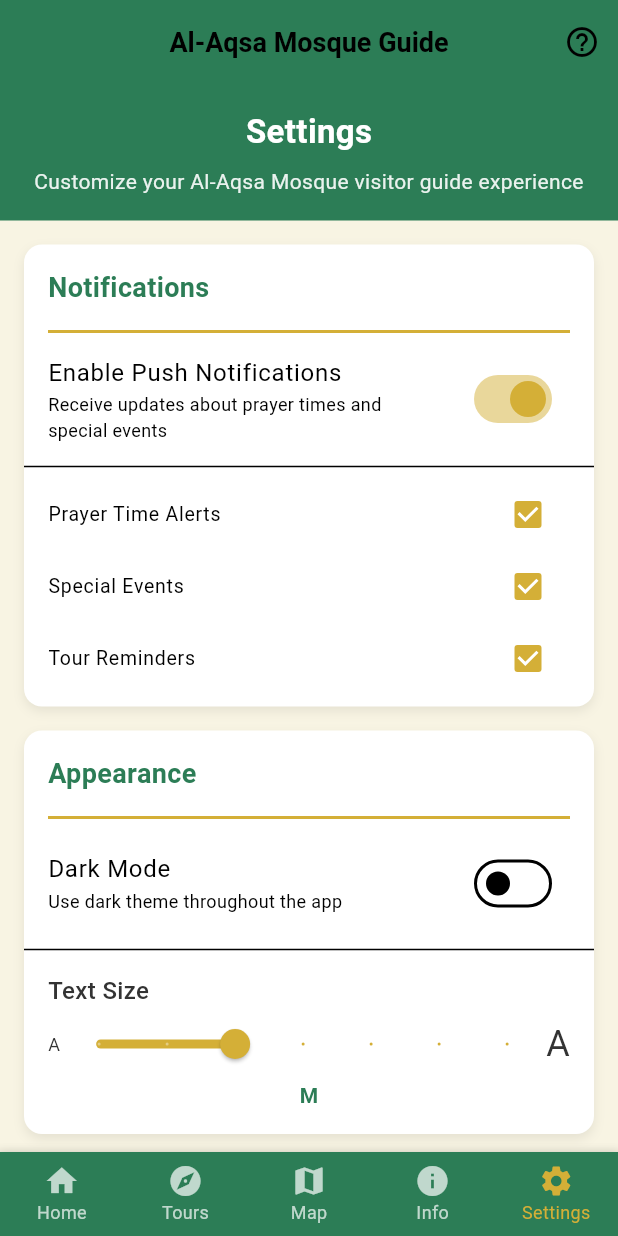
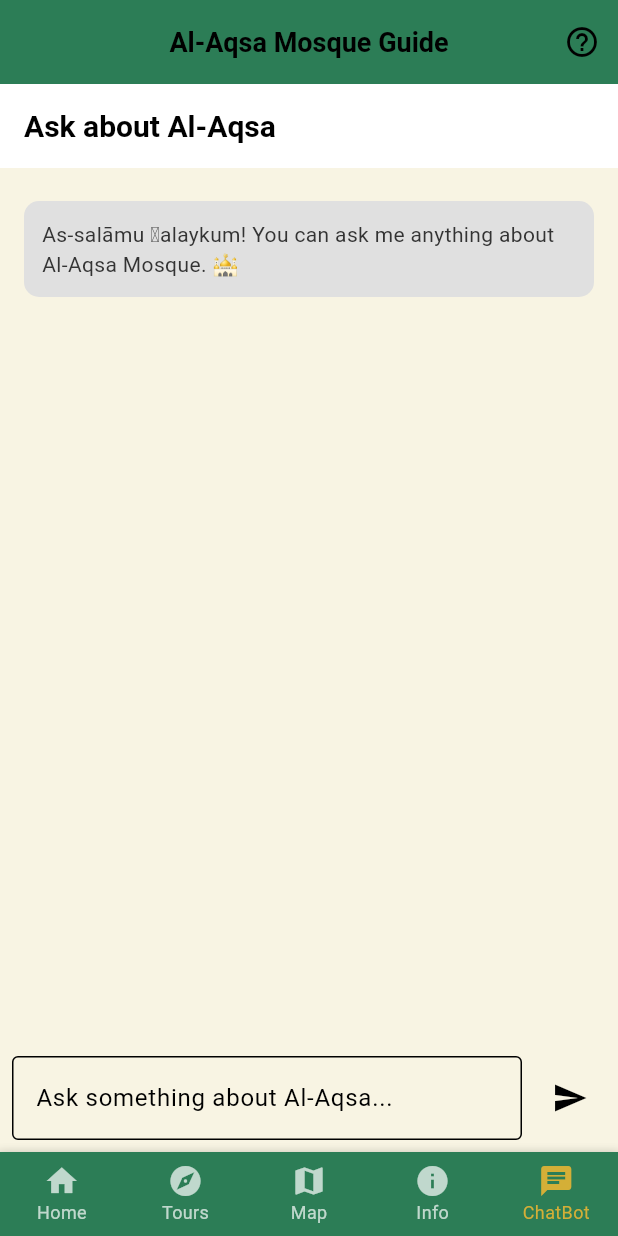
Before and after one commit to othman98shawgan/Al-Aqsa-guide, a Flutter app: the screen it shows after launch, item 5 of the bottom bar chosen, on a phone screen of 412 x 824 dp. Run offline on Flutter 3.47's test engine with Material 3 defaults, Android fonts, the phone set to English and light mode, and no system bars; our stand-ins replace flutter_dotenv; Roboto replaces fonts that are missing (Segoe UI).

Commit message:
Support chatbox

```diff
--- a/lib/main.dart
+++ b/lib/main.dart
@@ -1,4 +1,6 @@
 // main.dart
+import 'package:alaqsa_visitor_guide/screens/chatbot_screen.dart';
+import 'package:flutter_dotenv/flutter_dotenv.dart';
 import 'package:alaqsa_visitor_guide/screens/map_screen.dart';
 import 'package:flutter/material.dart';
 import 'package:flutter/services.dart';
@@ -8,7 +10,9 @@
 import 'screens/info_screen.dart';
 import 'screens/settings_screen.dart';
 
-void main() {
+void main() async {
+  await dotenv.load(fileName: ".env");
+
   WidgetsFlutterBinding.ensureInitialized();
   // Set preferred orientations for better mobile experience
   SystemChrome.setPreferredOrientations([
@@ -87,7 +91,8 @@
     ToursScreen(),
     MapScreen(),
     InfoScreen(),
-    SettingsScreen(),
+    // SettingsScreen(),
+    ChatBotScreen()
   ];
 
   @override
@@ -179,8 +184,8 @@
                 label: 'Info',
               ),
               BottomNavigationBarItem(
-                icon: Icon(Icons.settings),
-                label: 'Settings',
+                icon: Icon(Icons.chat),
+                label: 'ChatBot',
               ),
             ],
           ),
--- /dev/null
+++ b/lib/screens/chatbot_screen.dart
@@ -0,0 +1,158 @@
+import 'package:flutter/material.dart';
+import 'package:http/http.dart' as http;
+import 'dart:convert';
+import 'package:flutter_dotenv/flutter_dotenv.dart';
+
+class ChatBotScreen extends StatefulWidget {
+  const ChatBotScreen({super.key});
+
+  @override
+  State<ChatBotScreen> createState() => _ChatBotScreenState();
+}
+
+class _ChatBotScreenState extends State<ChatBotScreen> {
+  final ScrollController _scrollController = ScrollController();
+  @override
+  void initState() {
+    super.initState();
+    _messages.add({'role': 'bot', 'text': 'As-salāmu ʿalaykum! You can ask me anything about Al-Aqsa Mosque. 🕌'});
+  }
+
+  final TextEditingController _controller = TextEditingController();
+  final List<Map<String, String>> _messages =
+      []; // {'role': 'user'/'bot', 'text': '...'} // {'role': 'user'/'bot', 'text': '...'}
+  bool _isLoading = false;
+
+  Future<void> _sendMessage() async {
+    final text = _controller.text.trim();
+    if (text.isEmpty) return;
+
+    setState(() {
+      _messages.add({'role': 'user', 'text': text});
+      _controller.clear();
+      _isLoading = true;
+    });
+
+    // Scroll to the user's message before bot replies
+    await Future.delayed(Duration(milliseconds: 100));
+    _scrollController.animateTo(
+      _scrollController.position.maxScrollExtent,
+      duration: Duration(milliseconds: 300),
+      curve: Curves.easeOut,
+    );
+
+    try {
+      final response = await _askOpenAI(text);
+      setState(() {
+        _messages.add({'role': 'bot', 'text': response});
+      });
+    } catch (e) {
+      setState(() {
+        _messages.add({'role': 'bot', 'text': 'Sorry, I couldn\'t get an answer. Please try again later.'});
+      });
+    } finally {
+      setState(() {
+        _isLoading = false;
+      });
+    }
+  }
+
+  Future<String> _askOpenAI(String question) async {
+    final apiKey = dotenv.env['OPENAI_API_KEY'];
+    const endpoint = 'https://api.openai.com/v1/chat/completions';
+
+    if (apiKey == null || apiKey.isEmpty) {
+      throw Exception('OpenAI API key not found in .env');
+    }
+
+    final response = await http.post(
+      Uri.parse(endpoint),
+      headers: {
+        'Authorization': 'Bearer $apiKey',
+        'Content-Type': 'application/json',
+      },
+      body: jsonEncode({
+        'model': 'gpt-3.5-turbo',
+        'messages': [
+          {
+            'role': 'system',
+            'content':
+                'You are a helpful and knowledgeable guide about Al-Aqsa Mosque. Provide answers from an Islamic perspective based on authentic Islamic tradition, history, and scholarly sources. Be respectful, concise, and avoid speculation.'
+          },
+          {'role': 'user', 'content': question},
+        ]
+      }),
+    );
+
+    if (response.statusCode == 200) {
+      final data = jsonDecode(response.body);
+      return data['choices'][0]['message']['content'].toString().trim();
+    } else {
+      final error = jsonDecode(response.body);
+      throw Exception('OpenAI error: ${error['error']['message']}');
+    }
+  }
+
+  @override
+  Widget build(BuildContext context) {
+    return Scaffold(
+      appBar: AppBar(
+        title: const Text('Ask about Al-Aqsa'),
+      ),
+      body: Column(
+        children: [
+          Expanded(
+            child: ListView.builder(
+              controller: _scrollController,
+              padding: const EdgeInsets.all(16),
+              itemCount: _messages.length,
+              itemBuilder: (context, index) {
+                final msg = _messages[index];
+                final isUser = msg['role'] == 'user';
+                return Align(
+                  alignment: isUser ? Alignment.centerRight : Alignment.centerLeft,
+                  child: Container(
+                    margin: const EdgeInsets.symmetric(vertical: 6),
+                    padding: const EdgeInsets.all(12),
+                    decoration: BoxDecoration(
+                      color: isUser ? Colors.blue[100] : Colors.grey[300],
+                      borderRadius: BorderRadius.circular(10),
+                    ),
+                    child: Text(msg['text'] ?? ''),
+                  ),
+                );
+              },
+            ),
+          ),
+          if (_isLoading)
+            const Padding(
+              padding: EdgeInsets.all(8.0),
+              child: CircularProgressIndicator(),
+            ),
+          Padding(
+            padding: const EdgeInsets.all(8.0),
+            child: Row(
+              children: [
+                Expanded(
+                  child: TextField(
+                    controller: _controller,
+                    decoration: const InputDecoration(
+                      hintText: 'Ask something about Al-Aqsa...',
+                      border: OutlineInputBorder(),
+                    ),
+                    onSubmitted: (_) => _sendMessage(),
+                  ),
+                ),
+                const SizedBox(width: 8),
+                IconButton(
+                  icon: const Icon(Icons.send),
+                  onPressed: _sendMessage,
+                )
+              ],
+            ),
+          )
+        ],
+      ),
+    );
+  }
+}
--- a/pubspec.yaml
+++ b/pubspec.yaml
@@ -16,6 +16,8 @@
   flutter_native_splash: ^2.2.0  # For splash screen
   cached_network_image: ^3.2.0  # For image caching
   flutter_svg: ^1.0.3  # For SVG support
+  flutter_dotenv: ^5.1.0
+  http: ^0.13.6
 
 dev_dependencies:
   flutter_test:
@@ -29,3 +31,4 @@
   # Add asset configuration for better mobile experience
   assets:
     - assets/images/
+    - .env
```
Also changed, not shown: pubspec.lock, 1 other file.
